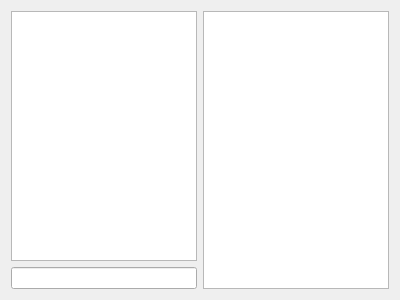
This is ui/HUBWindow.ui in apavelm/stildcpp as Qt 5 draws it before an edit. The edited form follows.
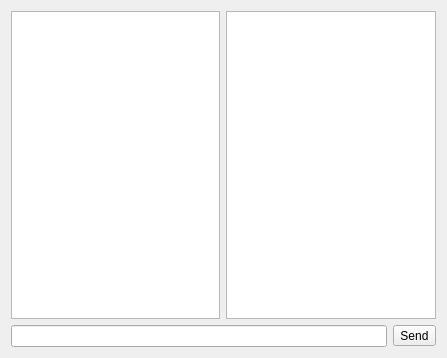
This is the edited form.

What changed in the file:
```diff
--- a/ui/HUBWindow.ui
+++ b/ui/HUBWindow.ui
@@ -5,8 +5,8 @@
    <rect>
     <x>0</x>
     <y>0</y>
-    <width>400</width>
-    <height>300</height>
+    <width>447</width>
+    <height>358</height>
    </rect>
   </property>
   <property name="minimumSize" >
@@ -23,9 +23,9 @@
   </property>
   <layout class="QGridLayout" >
    <item row="0" column="0" >
-    <layout class="QHBoxLayout" >
+    <layout class="QVBoxLayout" >
      <item>
-      <layout class="QVBoxLayout" >
+      <layout class="QHBoxLayout" >
        <item>
         <widget class="QTextEdit" name="textEdit" >
          <property name="readOnly" >
@@ -34,12 +34,23 @@
         </widget>
        </item>
        <item>
-        <widget class="QLineEdit" name="lineEdit" />
+        <widget class="QListWidget" name="Userlist" />
        </item>
       </layout>
      </item>
      <item>
-      <widget class="QListWidget" name="Userlist" />
+      <layout class="QHBoxLayout" >
+       <item>
+        <widget class="QLineEdit" name="lineEdit" />
+       </item>
+       <item>
+        <widget class="QToolButton" name="SendBtn" >
+         <property name="text" >
+          <string>Send</string>
+         </property>
+        </widget>
+       </item>
+      </layout>
      </item>
     </layout>
    </item>
```
Left out of the diff: 2 changed lines with no effect on the pictures.
